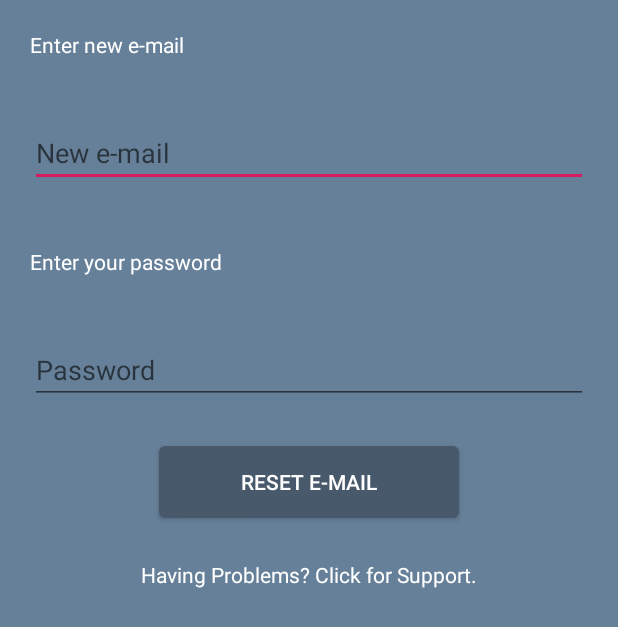
After one commit to alperenugus/InvestSmart, an Android app: the layout reset_email.xml on its own in the app's theme, with its tools: preview values and no code run, on a phone screen of 412 x 824 dp. The commit adds this screen. Shown: the top 627 px of the screen. Run offline under Robolectric (Android 15) with nearby library versions, the phone set to English and light mode, and no system bars.

Commit message:
Created reset email layout.

```diff
--- /dev/null
+++ b/app/src/main/res/layout/reset_email.xml
@@ -0,0 +1,88 @@
+<?xml version="1.0" encoding="utf-8"?>
+<LinearLayout xmlns:android="http://schemas.android.com/apk/res/android"
+    android:orientation="vertical"
+    android:layout_width="match_parent"
+    android:layout_height="match_parent"
+    android:background="#668099">
+    <LinearLayout
+        android:layout_width="match_parent"
+        android:layout_height="wrap_content"
+        android:gravity="center"
+        android:orientation="vertical">
+        <LinearLayout
+            android:layout_width="match_parent"
+            android:layout_height="wrap_content"
+            android:gravity="center"
+            android:orientation="vertical">
+            <TextView
+                android:layout_width="match_parent"
+                android:layout_height="wrap_content"
+                android:id="@+id/reset_email_enter_new_email_text"
+                android:text="@string/enter_new_email"
+                android:gravity="left"
+                android:textColor="#FFFFFF"
+                android:layout_margin="20dp">
+            </TextView>
+            <EditText
+                android:layout_width="match_parent"
+                android:layout_height="wrap_content"
+                android:id="@+id/reset_email_new_email_edit_text"
+                android:gravity="left"
+                android:layout_margin="20dp"
+                android:hint="@string/new_email">
+            </EditText>
+        </LinearLayout>
+
+        <LinearLayout
+            android:layout_width="match_parent"
+            android:layout_height="wrap_content"
+            android:gravity="center"
+            android:orientation="vertical">
+            <TextView
+                android:layout_width="match_parent"
+                android:layout_height="wrap_content"
+                android:id="@+id/reset_email_enter_password_text"
+                android:text="@string/enter_password"
+                android:gravity="left"
+                android:textColor="#FFFFFF"
+                android:layout_margin="20dp">
+            </TextView>
+
+            <EditText
+                android:layout_width="match_parent"
+                android:layout_height="wrap_content"
+                android:id="@+id/reset_email_password_edit_text"
+                android:gravity="left"
+                android:layout_margin="20dp"
+                android:hint="@string/password_hint_text">
+            </EditText>
+
+        </LinearLayout>
+
+        <LinearLayout
+            android:layout_width="match_parent"
+            android:layout_height="wrap_content"
+            android:gravity="center"
+            android:orientation="vertical">
+
+            <Button
+                android:layout_width="200dp"
+                android:layout_height="wrap_content"
+                android:id="@+id/reset_email_reset_button"
+                android:text="@string/reset_email"
+                android:background="@drawable/button"
+                android:textColor="#FFFFFF"
+                android:layout_margin="8dp">
+            </Button>
+            <TextView
+                android:layout_width="match_parent"
+                android:layout_height="wrap_content"
+                android:id="@+id/reset_password_bottom_text"
+                android:text="@string/reset_password_bottom_text"
+                android:gravity="center"
+                android:textColor="#FFFFFF"
+                android:layout_margin="20dp">
+            </TextView>
+        </LinearLayout>
+    </LinearLayout>
+</LinearLayout>
--- a/app/src/main/res/values/strings.xml
+++ b/app/src/main/res/values/strings.xml
@@ -35,10 +35,11 @@
     <string name="reset_password_bottom_text">Having Problems? Click for Support.</string>
 
     <string name="enter_new_email">Enter new e-mail</string>
+    <string name="new_email">New e-mail</string>
     <string name="enter_password">Enter your password</string>
+    <string name="password_hint_text">Password</string>
     <string name="reset_email">Reset e-mail</string>
     <string name="confirm_reset_account">Are you sure you want to reset your account?</string>
 
-
     <string name="Test">Test</string>
 </resources>
```
